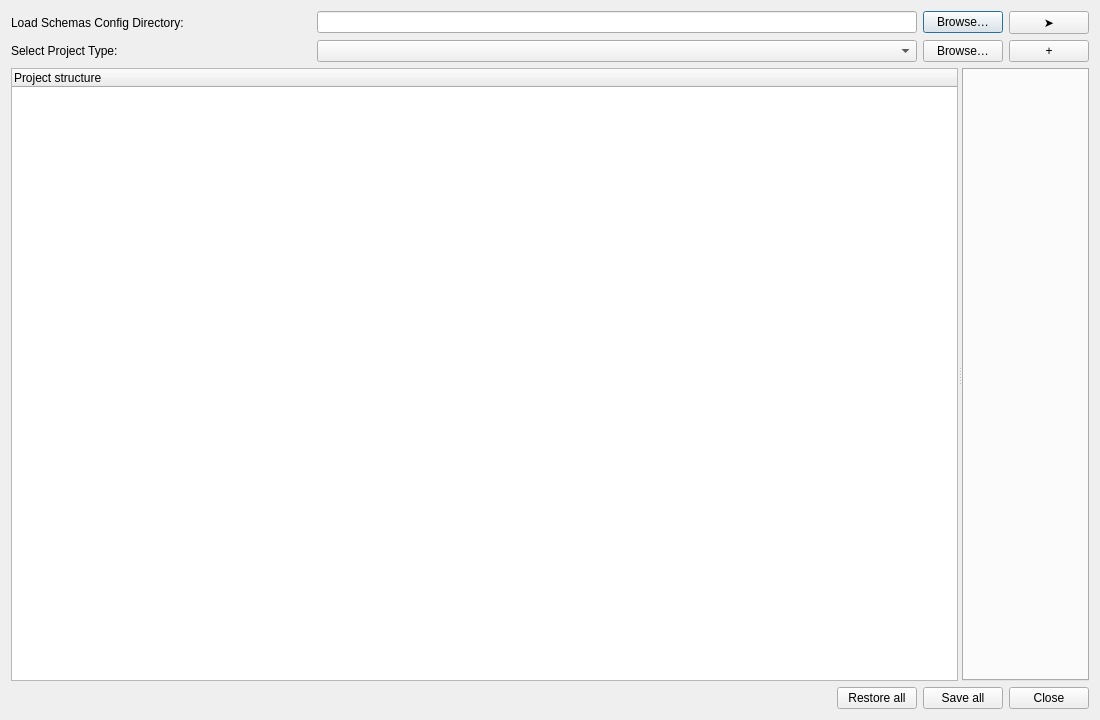
First picture: the form in src/nml_tools/gui/ui/app.ui, repository MuellerSeb/nml-tools, before the edit.
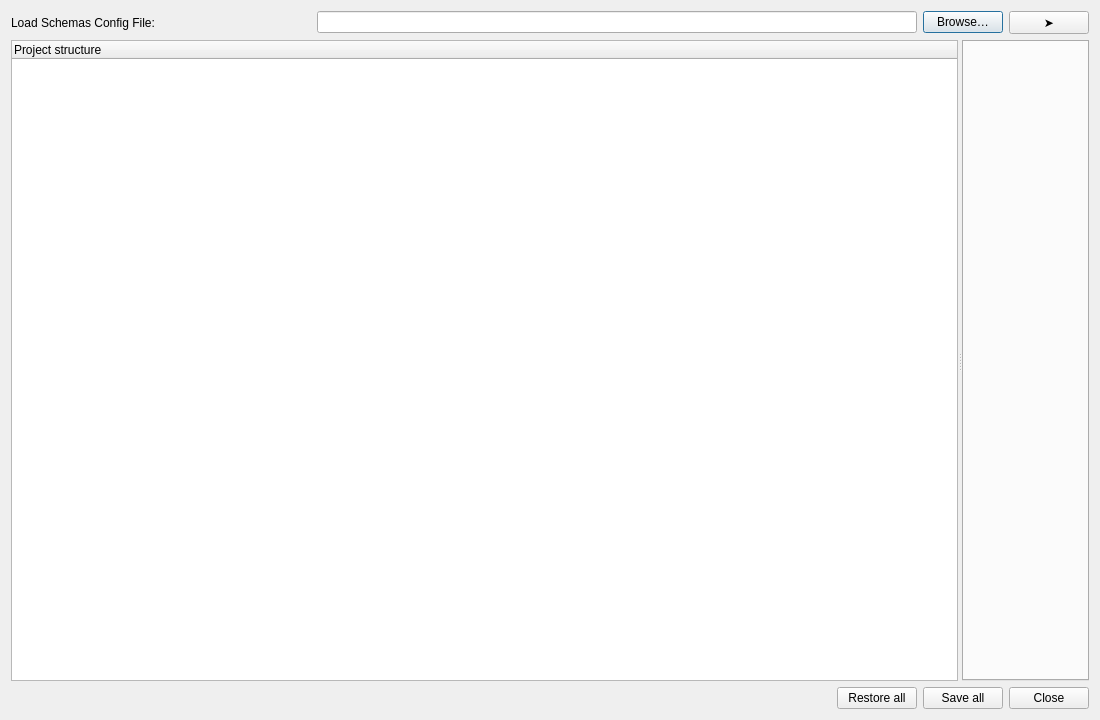
Second picture: the form after the edit.

```diff
--- a/src/nml_tools/gui/ui/app.ui
+++ b/src/nml_tools/gui/ui/app.ui
@@ -25,7 +25,7 @@
         </size>
        </property>
        <property name="text">
-        <string>Load Schemas Config Directory:</string>
+        <string>Load Schemas Config File:</string>
        </property>
       </widget>
      </item>
@@ -48,40 +48,6 @@
      </item>
     </layout>
    </item>
-   <item>
-    <layout class="QHBoxLayout" name="projectSourceLayout" stretch="1,2,0,0">
-     <item>
-      <widget class="QLabel" name="sourceLabel_loadProject">
-       <property name="maximumSize">
-        <size>
-         <width>16777215</width>
-         <height>16777215</height>
-        </size>
-       </property>
-       <property name="text">
-        <string>Select Project Type:</string>
-       </property>
-      </widget>
-     </item>
-     <item>
-      <widget class="QComboBox" name="sourceComboBox_loadProject"/>
-     </item>
-     <item>
-      <widget class="QPushButton" name="browseButton_loadProject">
-       <property name="text">
-        <string>Browse…</string>
-       </property>
-      </widget>
-     </item>
-     <item>
-      <widget class="QPushButton" name="browseButton_addProject">
-       <property name="text">
-        <string>+</string>
-       </property>
-      </widget>
-     </item>
-    </layout>
-   </item>
    <item>
     <widget class="QSplitter" name="splitter">
      <property name="sizePolicy">
```
Left out of the diff: 8 changed lines with no effect on the pictures.
